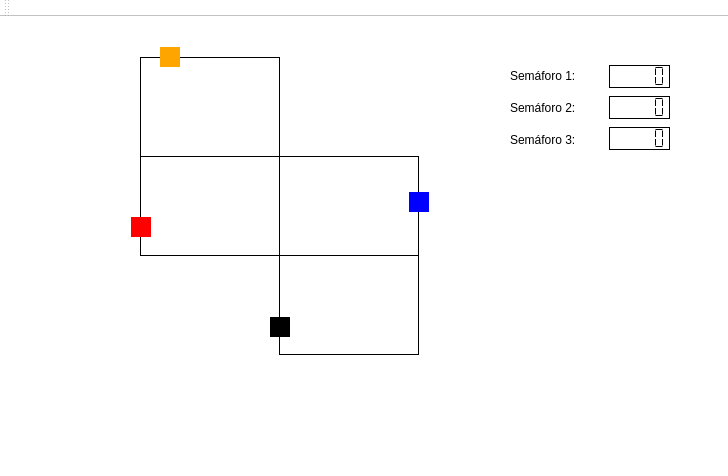
Before: the Qt Designer form TrabalhoTrem/mainwindow.ui in eltonvs/trains-sync, drawn with Qt 5.
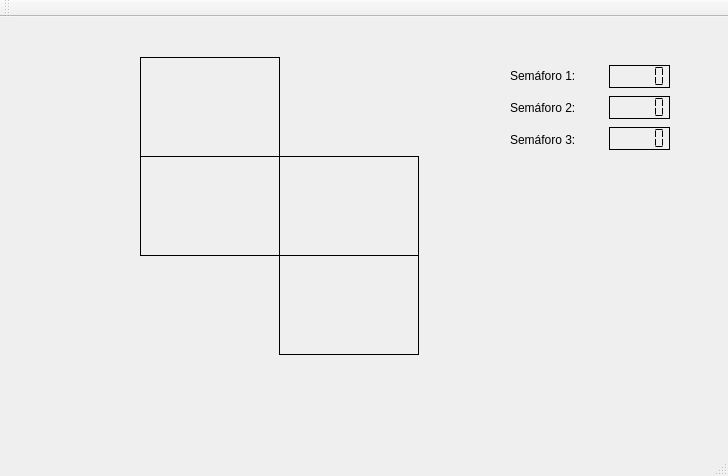
After: the same form once the commit is applied.

What changed in the file:
```diff
--- a/TrabalhoTrem/mainwindow.ui
+++ b/TrabalhoTrem/mainwindow.ui
@@ -14,7 +14,7 @@
    <string>MainWindow</string>
   </property>
   <property name="styleSheet">
-   <string notr="true">background-color: white</string>
+   <string notr="true"/>
   </property>
   <widget class="QWidget" name="centralWidget">
    <widget class="QLabel" name="labelTrilho01">
@@ -44,7 +44,7 @@
      </rect>
     </property>
     <property name="styleSheet">
-     <string notr="true">background-color: orange</string>
+     <string notr="true">/* background-color: orange */</string>
     </property>
     <property name="text">
      <string/>
@@ -60,7 +60,7 @@
      </rect>
     </property>
     <property name="styleSheet">
-     <string notr="true">background-color: red</string>
+     <string notr="true">/* background-color: red */</string>
     </property>
     <property name="text">
      <string/>
@@ -110,7 +110,7 @@
      </rect>
     </property>
     <property name="styleSheet">
-     <string notr="true">background-color: blue</string>
+     <string notr="true">/* background-color: blue */</string>
     </property>
     <property name="text">
      <string/>
@@ -143,7 +143,7 @@
      </rect>
     </property>
     <property name="styleSheet">
-     <string notr="true">background-color: black</string>
+     <string notr="true">/* background-color: black */</string>
     </property>
     <property name="text">
      <string/>
```
